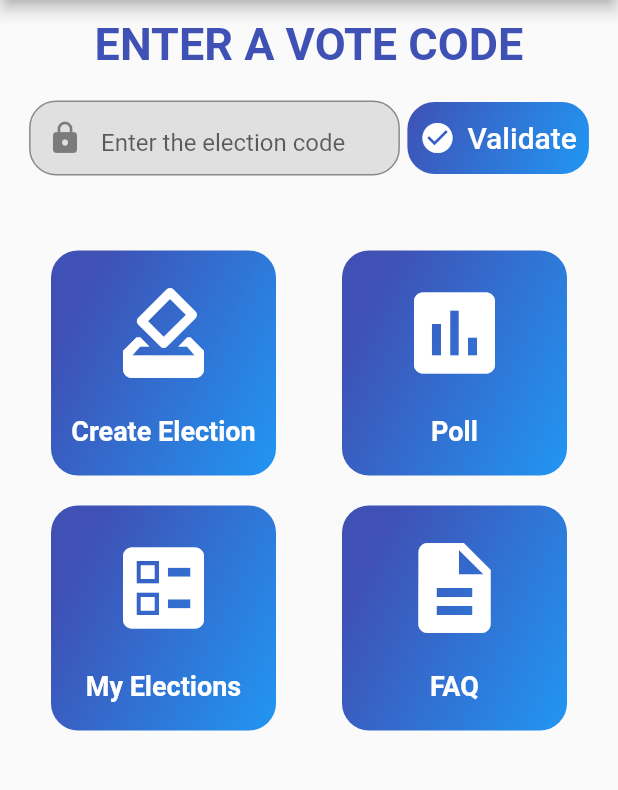
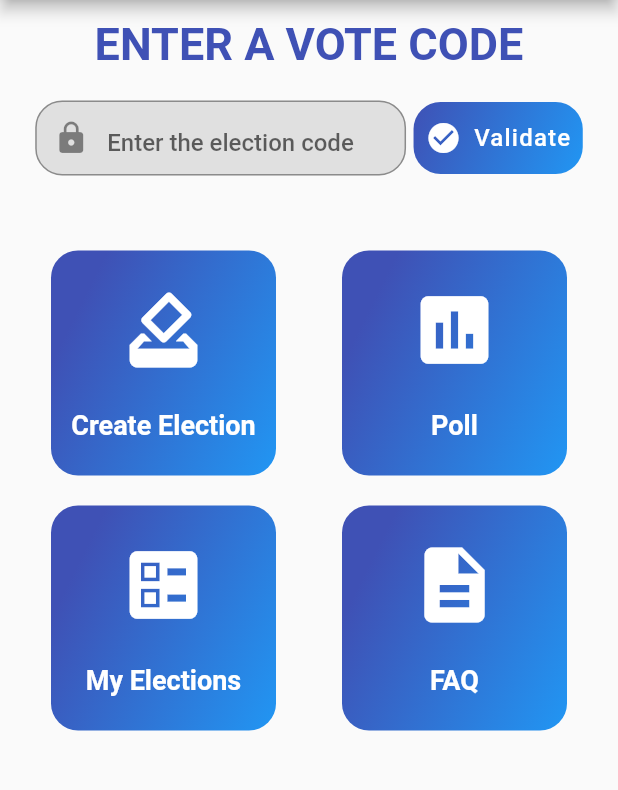
Before and after one commit to adityakrsingh2907/voting_app_fl2, a Flutter app: the screen it shows once a user with an empty profile is signed in, on a phone screen of 412 x 824 dp, the part 84-874 px from its top. Run offline on Flutter 3.47's test engine with Material 2 defaults, Android fonts, the phone set to English and light mode, and no system bars; our stand-ins replace community_material_icon, firebase_auth, firebase_core, flutter_spinkit; accounts and stored records are empty.

Commit message:
Code cleanup and optimizations

```diff
--- a/lib/screens/authenticate/register.dart
+++ b/lib/screens/authenticate/register.dart
@@ -1,6 +1,7 @@
 import 'package:flutter/material.dart';
-import 'package:voting_app/constants.dart';
-import 'package:voting_app/services/auth.dart';
+
+import '../../constants.dart';
+import '../../services/auth.dart';
 
 import '../../widgets/loading.dart';
 
--- a/lib/screens/home/home_screen.dart
+++ b/lib/screens/home/home_screen.dart
@@ -1,9 +1,12 @@
 import 'package:flutter/material.dart';
-import 'package:voting_app/constants.dart';
-import 'package:voting_app/screens/new_vote.dart';
-import 'package:voting_app/screens/user_elections.dart';
-import 'package:voting_app/widgets/action_box.dart';
-import 'package:voting_app/widgets/profile_drawer.dart';
+
+import '../../constants.dart';
+
+import '../../screens/new_vote.dart';
+import '../../screens/user_elections.dart';
+
+import '../../widgets/action_box.dart';
+import '../../widgets/profile_drawer.dart';
 
 class HomeScreen extends StatefulWidget {
   const HomeScreen({super.key});
@@ -19,7 +22,16 @@ class _HomeScreenState extends State<HomeScreen> {
     Navigator.push(
       context,
       MaterialPageRoute(
-        builder: ((context) => const NewVote()),
+        builder: (context) => const NewVote(),
+      ),
+    );
+  }
+
+  void navigateToUserElections(BuildContext context) {
+    Navigator.push(
+      context,
+      MaterialPageRoute(
+        builder: (context) => const UserElections(),
       ),
     );
   }
@@ -76,14 +88,17 @@ class _HomeScreenState extends State<HomeScreen> {
                             borderRadius: BorderRadius.circular(18.0),
                           ),
                           hintText: "Enter the election code",
-                            hintStyle:
-                                const TextStyle(fontSize: 16.0, fontWeight: FontWeight.normal),
+                          hintStyle: const TextStyle(
+                            fontSize: 16.0,
+                            fontWeight: FontWeight.w500,
+                          ),
                           prefixIcon: const Icon(
                             Icons.lock,
                           ),
                         ),
                       ),
-                      )),
+                    ),
+                  ),
                   Container(
                     margin: const EdgeInsets.only(top: 20.0, left: 5.0),
                     decoration: BoxDecoration(
@@ -103,8 +118,13 @@ class _HomeScreenState extends State<HomeScreen> {
                       ),
                       label: const Text(
                         "Validate",
-                          style: TextStyle(color: Colors.white, fontSize: 20.0),
-                        )),
+                        style: TextStyle(
+                          color: Colors.white,
+                          fontSize: 16.0,
+                          letterSpacing: 0.8,
+                        ),
+                      ),
+                    ),
                   )
                 ],
               ),
@@ -123,19 +143,17 @@ class _HomeScreenState extends State<HomeScreen> {
                     ),
                   ),
                   const ActionBox(
-                      action: "Poll", description: "Create a new poll", image: Icons.poll),
+                    action: "Poll",
+                    description: "Create a new poll",
+                    image: Icons.poll,
+                  ),
                 ],
               ),
-
               Row(
                 mainAxisAlignment: MainAxisAlignment.spaceEvenly,
                 children: [
                   InkWell(
-                    onTap: () => Navigator.push(
-                        context,
-                        MaterialPageRoute(
-                            builder: ((context) =>
-                                const UserElections()))), //Get.to(UserElections()),
+                    onTap: () => navigateToUserElections(context),
                     child: const ActionBox(
                       action: "My Elections",
                       description: "Create a new vote",
@@ -143,7 +161,10 @@ class _HomeScreenState extends State<HomeScreen> {
                     ),
                   ),
                   const ActionBox(
-                      action: "FAQ", description: "Create a new poll", image: Icons.description),
+                    action: "FAQ",
+                    description: "Create a new poll",
+                    image: Icons.description,
+                  ),
                 ],
               ),
             ],
@@ -153,43 +174,3 @@ class _HomeScreenState extends State<HomeScreen> {
     );
   }
 }
-
-
-
-
-
-
-
-
-
-
-
-
-
-
-
-
-
-
-
-
-
-
-
-
-
-//   @override
-//   Widget build(BuildContext context) {
-//     return Scaffold(
-//       appBar: AppBar(
-//         backgroundColor: Constants.appBarColor,
-//         title: const Text('ElectChain'),
-//         actions: [],
-//       ),
-//       drawer: ProfileDrawer(),
-//       body: const Center(
-//         child: Text('Yes'),
-//       ),
-//     );
-//   }
-// }
--- a/lib/screens/landing_page.dart
+++ b/lib/screens/landing_page.dart
@@ -3,7 +3,7 @@ import 'dart:async';
 import 'package:flutter/material.dart';
 
 import '../widgets/logo_widget.dart';
-import 'home/home_screen.dart';
+import './home/home_screen.dart';
 
 class LandingPage extends StatefulWidget {
   const LandingPage({super.key});
--- a/lib/screens/new_vote.dart
+++ b/lib/screens/new_vote.dart
@@ -1,6 +1,4 @@
 import 'package:flutter/material.dart';
-import 'package:flutter/src/widgets/container.dart';
-import 'package:flutter/src/widgets/framework.dart';
 import 'package:voting_app/constants.dart';
 
 class NewVote extends StatelessWidget {
@@ -13,9 +11,7 @@ class NewVote extends StatelessWidget {
         title: const Text('New Vote'),
         backgroundColor: Constants.appBarColor,
       ),
-      body: Container(
-        child: const Text('New Vote'),
-      ),
+      body: const Text('New Vote'),
     );
   }
 }
--- a/lib/widgets/action_box.dart
+++ b/lib/widgets/action_box.dart
@@ -5,12 +5,13 @@ class ActionBox extends StatelessWidget {
   final String action;
   final String description;
 
-  const ActionBox(
-      {Key? key,
+  const ActionBox({
+    super.key,
     required this.image,
     required this.action,
-      required this.description})
-      : super(key: key);
+    required this.description,
+  });
+
   @override
   Widget build(BuildContext context) {
     return Container(
@@ -19,36 +20,29 @@ class ActionBox extends StatelessWidget {
       width: 150.0,
       decoration: BoxDecoration(
         borderRadius: BorderRadius.circular(18.0),
-          gradient: LinearGradient(
+        gradient: const LinearGradient(
           end: Alignment.bottomRight,
           tileMode: TileMode.clamp,
           colors: [Colors.indigo, Colors.blue],
-          )),
+        ),
+      ),
       child: Column(
         mainAxisAlignment: MainAxisAlignment.spaceEvenly,
         children: [
           Icon(
             image,
-            size: 72.0,
+            size: 60.0,
             color: Colors.white,
           ),
           Text(
             action,
-            style: TextStyle(
+            style: const TextStyle(
               fontSize: 18.0,
               color: Colors.white,
-                fontWeight: FontWeight.bold),
+              fontWeight: FontWeight.bold,
+            ),
             textAlign: TextAlign.center,
           ),
-          // Align(
-          //   alignment: Alignment.bottomRight,
-          //   child: IconButton(
-          //       icon: Icon(
-          //         Icons.arrow_right_alt,
-          //         color: Colors.white,
-          //       ),
-          //       onPressed: null),
-          // )
         ],
       ),
     );
--- a/lib/widgets/animated_slide_up.dart
+++ b/lib/widgets/animated_slide_up.dart
@@ -1,5 +1,5 @@
+import 'package:flutter/material.dart';
 import 'package:community_material_icon/community_material_icon.dart';
-import 'package:flutter/material.dart';
 
 class AnimatedSlideUp extends StatefulWidget {
   const AnimatedSlideUp({super.key});
--- a/lib/widgets/loading.dart
+++ b/lib/widgets/loading.dart
@@ -1,6 +1,7 @@
 import 'package:flutter/material.dart';
 import 'package:flutter_spinkit/flutter_spinkit.dart';
-import 'package:voting_app/constants.dart';
+
+import '../constants.dart';
 
 class Loading extends StatelessWidget {
   const Loading({super.key});
--- a/lib/widgets/profile_drawer.dart
+++ b/lib/widgets/profile_drawer.dart
@@ -1,6 +1,7 @@
 import 'package:flutter/material.dart';
-import 'package:voting_app/constants.dart';
-import 'package:voting_app/services/auth.dart';
+
+import '../constants.dart';
+import '../services/auth.dart';
 
 class ProfileDrawer extends StatelessWidget {
   ProfileDrawer({super.key});
```
Also changed, not shown: lib/main.dart (+4 -3 lines), lib/screens/authenticate/sign_in.dart (+4 -3 lines). Lines whose indentation alone changed are shown as unchanged.
